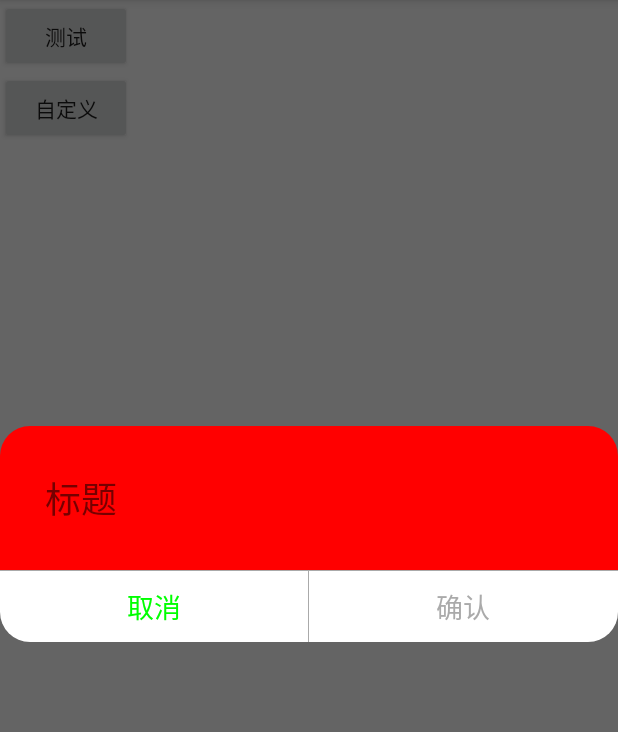
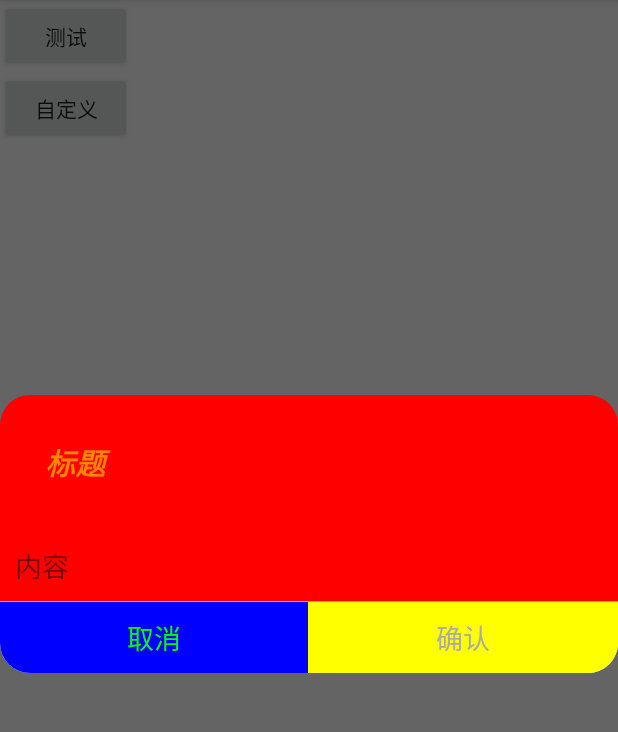
Before and after one commit to MingYueChunQiu/RoundCornerDialogHelper, an Android app: the screen it shows after launch (MainActivity), after a tap on "自定义", on a phone screen of 412 x 824 dp, the part 84-816 px from its top. Run offline under Robolectric (Android 15) with nearby library versions, the phone set to English and light mode, and no system bars.

Commit message:
修改标题和内容文本默认可见，增加文本样式设置，添加按钮背景设置功能

```diff
--- a/app/src/main/java/com/mingyuechunqiu/roundcornerdialoghelperproject/MainActivity.java
+++ b/app/src/main/java/com/mingyuechunqiu/roundcornerdialoghelperproject/MainActivity.java
@@ -32,12 +32,14 @@ public class MainActivity extends AppCompatActivity {
             @Override
             public void onClick(View v) {
                 RoundCornerDialogHelperOption option = new RoundCornerDialogHelperOption.Builder()
-                        .setTitleVisible(true)
                         .setCornerRadius(20)
                         .setBgColor(Color.RED)
                         .setTitleTextSize(24)
                         .setTitlePadding(30)
+                        .setTitleTextAppearance(R.style.AppCompatTextView_BOLD_ITALIC)
                         .setLeftButtonTextColor(Color.GREEN)
+                        .setLeftButtonBgColor(Color.BLUE)
+                        .setRightButtonBgColor(Color.YELLOW)
                         .setOnRCDHClickLeftButtonListener(new OnRCDHClickLeftButtonListener() {
                             @Override
                             public void onClickLeftButton(RoundCornerDialogFragment fragment, AppCompatTextView v) {
--- a/app/src/main/res/values/styles.xml
+++ b/app/src/main/res/values/styles.xml
@@ -8,4 +8,9 @@
         <item name="colorAccent">@color/colorAccent</item>
     </style>
 
+    <style name="AppCompatTextView_BOLD_ITALIC">
+        <item name="android:textSize">20sp</item>
+        <item name="android:textColor">@android:color/holo_orange_dark</item>
+        <item name="android:textStyle">bold|italic</item>
+    </style>
 </resources>
--- a/roundcornerdialoghelper/src/main/java/com/mingyuechunqiu/roundcornerdialoghelper/bean/RoundCornerDialogHelperOption.java
+++ b/roundcornerdialoghelper/src/main/java/com/mingyuechunqiu/roundcornerdialoghelper/bean/RoundCornerDialogHelperOption.java
@@ -22,7 +22,7 @@ public class RoundCornerDialogHelperOption {
     private float leftTopCornerRadius;//左上圆角半径
     private float rightTopCornerRadius;//右上圆角半径
     private float leftBottomCornerRadius;//左下圆角半径
-    private float rightBottomCornerRadius;//右下圆角半径\
+    private float rightBottomCornerRadius;//右下圆角半径
     private float cornerRadius;//圆角半径
     private int bgColor;//背景颜色
     private Drawable bgDrawable;//背景图片
@@ -30,24 +30,32 @@ public class RoundCornerDialogHelperOption {
     private int titleTextColor;//标题文本颜色
     private int titleTextSize;//标题文本大小
     private int titlePadding;//标题内边距
+    private int titleTextAppearance;//标题文本样式（设置后颜色、大小属性将无效）
     private String contentText;//内容文本
     private int contentTextColor;//内容文本颜色
     private int contentTextSize;//内容文本大熊啊
     private int contentPadding;//内容内边距
+    private int contentTextAppearance;//内容文本样式（设置后颜色、大小属性将无效）
     private String leftButtonText;//左边按钮文本
     private int leftButtonTextColor;//左边按钮文本颜色
     private int leftButtonTextSize;//左边按钮文本大小
     private int leftButtonPadding;//左边按钮内边距
+    private int leftButtonTextAppearance;//左边按钮文本样式（设置后颜色、大小属性将无效）
+    private int leftButtonBgColor;//左边按钮背景颜色
     private String middleButtonText;//中间按钮文本
     private int middleButtonTextColor;//中间按钮文本颜色
     private int middleButtonTextSize;//中间按钮文本大小
     private int middleButtonPadding;//中间按钮内边距
+    private int middleButtonTextAppearance;//中间按钮文本样式（设置后颜色、大小属性将无效）
+    private int middleButtonBgColor;//中间按钮背景颜色
     private String rightButtonText;//右边按钮文本
     private int rightButtonTextColor;//右边按钮文本颜色
     private int rightButtonTextSize;//右边按钮文本大小
     private int rightButtonPadding;//右边按钮内边距
-    private boolean isTitleVisible;//标题是否可见
-    private boolean isContentVisible;//内容是否可见
+    private int rightButtonTextAppearance;//右边按钮文本样式（设置后颜色、大小属性将无效）
+    private int rightButtonBgColor;//右边按钮背景颜色
+    private boolean isTitleVisible = true;//标题是否可见
+    private boolean isContentVisible = true;//内容是否可见
     private View customView;//自定义显示view
     private CustomButtonContainerViewable customButtonContainerView;//自定义按钮容器类
     //点击左边按钮监听器,设置监听器后按钮才会显示
@@ -145,6 +153,14 @@ public class RoundCornerDialogHelperOption {
         this.titlePadding = titlePadding;
     }
 
+    public int getTitleTextAppearance() {
+        return titleTextAppearance;
+    }
+
+    public void setTitleTextAppearance(int titleTextAppearance) {
+        this.titleTextAppearance = titleTextAppearance;
+    }
+
     public String getContentText() {
         return contentText;
     }
@@ -175,6 +191,14 @@ public class RoundCornerDialogHelperOption {
 
     public void setContentPadding(int contentPadding) {
         this.contentPadding = contentPadding;
+    }
+
+    public int getContentTextAppearance() {
+        return contentTextAppearance;
+    }
+
+    public void setContentTextAppearance(int contentTextAppearance) {
+        this.contentTextAppearance = contentTextAppearance;
     }
 
     public String getLeftButtonText() {
@@ -209,6 +233,22 @@ public class RoundCornerDialogHelperOption {
         this.leftButtonPadding = leftButtonPadding;
     }
 
+    public int getLeftButtonTextAppearance() {
+        return leftButtonTextAppearance;
+    }
+
+    public void setLeftButtonTextAppearance(int leftButtonTextAppearance) {
+        this.leftButtonTextAppearance = leftButtonTextAppearance;
+    }
+
+    public int getLeftButtonBgColor() {
+        return leftButtonBgColor;
+    }
+
+    public void setLeftButtonBgColor(int leftButtonBgColor) {
+        this.leftButtonBgColor = leftButtonBgColor;
+    }
+
     public String getMiddleButtonText() {
         return middleButtonText;
     }
@@ -241,6 +281,22 @@ public class RoundCornerDialogHelperOption {
         this.middleButtonPadding = middleButtonPadding;
     }
 
+    public int getMiddleButtonTextAppearance() {
+        return middleButtonTextAppearance;
+    }
+
+    public void setMiddleButtonTextAppearance(int middleButtonTextAppearance) {
+        this.middleButtonTextAppearance = middleButtonTextAppearance;
+    }
+
+    public int getMiddleButtonBgColor() {
+        return middleButtonBgColor;
+    }
+
+    public void setMiddleButtonBgColor(int middleButtonBgColor) {
+        this.middleButtonBgColor = middleButtonBgColor;
+    }
+
     public String getRightButtonText() {
         return rightButtonText;
     }
@@ -271,6 +327,22 @@ public class RoundCornerDialogHelperOption {
 
     public void setRightButtonPadding(int rightButtonPadding) {
         this.rightButtonPadding = rightButtonPadding;
+    }
+
+    public int getRightButtonTextAppearance() {
+        return rightButtonTextAppearance;
+    }
+
+    public void setRightButtonTextAppearance(int rightButtonTextAppearance) {
+        this.rightButtonTextAppearance = rightButtonTextAppearance;
+    }
+
+    public int getRightButtonBgColor() {
+        return rightButtonBgColor;
+    }
+
+    public void setRightButtonBgColor(int rightButtonBgColor) {
+        this.rightButtonBgColor = rightButtonBgColor;
     }
 
     public boolean isTitleVisible() {
@@ -443,6 +515,15 @@ public class RoundCornerDialogHelperOption {
             return this;
         }
 
+        public int getTitleTextAppearance() {
+            return mOption.titleTextAppearance;
+        }
+
+        public Builder setTitleTextAppearance(int titleTextAppearance) {
+            mOption.titleTextAppearance = titleTextAppearance;
+            return this;
+        }
+
         public String getContentText() {
             return mOption.contentText;
         }
@@ -476,6 +557,15 @@ public class RoundCornerDialogHelperOption {
 
         public Builder setContentPadding(int contentPadding) {
             mOption.contentPadding = contentPadding;
+            return this;
+        }
+
+        public int getContentTextAppearance() {
+            return mOption.contentTextAppearance;
+        }
+
+        public Builder setContentTextAppearance(int contentTextAppearance) {
+            mOption.contentTextAppearance = contentTextAppearance;
             return this;
         }
 
@@ -515,6 +605,24 @@ public class RoundCornerDialogHelperOption {
             return this;
         }
 
+        public int getLeftButtonTextAppearance() {
+            return mOption.leftButtonTextAppearance;
+        }
+
+        public Builder setLeftButtonTextAppearance(int leftButtonTextAppearance) {
+            mOption.leftButtonTextAppearance = leftButtonTextAppearance;
+            return this;
+        }
+
+        public int getLeftButtonBgColor() {
+            return mOption.leftButtonBgColor;
+        }
+
+        public Builder setLeftButtonBgColor(int leftButtonBgColor) {
+            mOption.leftButtonBgColor = leftButtonBgColor;
+            return this;
+        }
+
         public String getMiddleButtonText() {
             return mOption.middleButtonText;
         }
@@ -551,6 +659,24 @@ public class RoundCornerDialogHelperOption {
             return this;
         }
 
+        public int getMiddleButtonTextAppearance() {
+            return mOption.middleButtonTextAppearance;
+        }
+
+        public Builder setMiddleButtonTextAppearance(int middleButtonTextAppearance) {
+            mOption.middleButtonTextAppearance = middleButtonTextAppearance;
+            return this;
+        }
+
+        public int getMiddleButtonBgColor() {
+            return mOption.middleButtonBgColor;
+        }
+
+        public Builder setMiddleButtonBgColor(int middleButtonBgColor) {
+            mOption.middleButtonBgColor = middleButtonBgColor;
+            return this;
+        }
+
         public String getRightButtonText() {
             return mOption.rightButtonText;
         }
@@ -584,6 +710,24 @@ public class RoundCornerDialogHelperOption {
 
         public Builder setRightButtonPadding(int rightButtonPadding) {
             mOption.rightButtonPadding = rightButtonPadding;
+            return this;
+        }
+
+        public int getRightButtonTextAppearance() {
+            return mOption.rightButtonTextAppearance;
+        }
+
+        public Builder setRightButtonTextAppearance(int rightButtonTextAppearance) {
+            mOption.rightButtonTextAppearance = rightButtonTextAppearance;
+            return this;
+        }
+
+        public int getRightButtonBgColor() {
+            return mOption.rightButtonBgColor;
+        }
+
+        public Builder setRightButtonBgColor(int rightButtonBgColor) {
+            mOption.rightButtonBgColor = rightButtonBgColor;
             return this;
         }
 
--- a/roundcornerdialoghelper/src/main/java/com/mingyuechunqiu/roundcornerdialoghelper/dialogFragment/RoundCornerDialogFragment.java
+++ b/roundcornerdialoghelper/src/main/java/com/mingyuechunqiu/roundcornerdialoghelper/dialogFragment/RoundCornerDialogFragment.java
@@ -179,11 +179,15 @@ public class RoundCornerDialogFragment extends DialogFragment implements View.On
                 if (!TextUtils.isEmpty(mOption.getTitleText())) {
                     actvTitle.setText(mOption.getTitleText());
                 }
+                if (mOption.getTitleTextAppearance() != 0) {
+                    actvTitle.setTextAppearance(getContext(), mOption.getTitleTextAppearance());
+                } else {
                     if (mOption.getTitleTextColor() != 0) {
                         actvTitle.setTextColor(mOption.getTitleTextColor());
                     }
                     if (mOption.getTitleTextSize() > 0) {
                         actvTitle.setTextSize(TypedValue.COMPLEX_UNIT_SP, mOption.getTitleTextSize());
+                    }
                 }
                 if (mOption.getTitlePadding() > 0) {
                     int padding = (int) ScreenUtils.getPxFromDp(getResources(), mOption.getTitlePadding());
@@ -197,11 +201,15 @@ public class RoundCornerDialogFragment extends DialogFragment implements View.On
                 if (!TextUtils.isEmpty(mOption.getContentText())) {
                     actvContent.setText(mOption.getContentText());
                 }
+                if (mOption.getContentTextAppearance() != 0) {
+                    actvContent.setTextAppearance(getContext(), mOption.getContentTextAppearance());
+                } else {
                     if (mOption.getContentTextColor() != 0) {
                         actvContent.setTextColor(mOption.getContentTextColor());
                     }
                     if (mOption.getContentTextSize() > 0) {
                         actvContent.setTextSize(TypedValue.COMPLEX_UNIT_SP, mOption.getContentTextSize());
+                    }
                 }
                 if (mOption.getContentPadding() > 0) {
                     int padding = (int) ScreenUtils.getPxFromDp(getResources(), mOption.getContentPadding());
@@ -255,15 +263,34 @@ public class RoundCornerDialogFragment extends DialogFragment implements View.On
             if (!TextUtils.isEmpty(mOption.getLeftButtonText())) {
                 actvLeft.setText(mOption.getLeftButtonText());
             }
+            if (mOption.getLeftButtonTextAppearance() != 0) {
+                actvLeft.setTextAppearance(getContext(), mOption.getLeftButtonTextAppearance());
+            } else {
                 if (mOption.getLeftButtonTextColor() != 0) {
                     actvLeft.setTextColor(mOption.getLeftButtonTextColor());
                 }
                 if (mOption.getLeftButtonTextSize() > 0) {
                     actvLeft.setTextSize(TypedValue.COMPLEX_UNIT_SP, mOption.getLeftButtonTextSize());
                 }
+            }
             if (mOption.getLeftButtonPadding() > 0) {
                 int padding = (int) ScreenUtils.getPxFromDp(getResources(), mOption.getLeftButtonPadding());
                 actvLeft.setPadding(padding, padding, padding, padding);
+            }
+            if (mOption.getLeftButtonBgColor() != 0) {
+                float leftBottomRadius = mOption.getLeftBottomCornerRadius();
+                float rightBottomRadius = 0;
+                //CornerRadius被设置过，则统一采用CornerRadius
+                if (mOption.getCornerRadius() > 0) {
+                    leftBottomRadius = ScreenUtils.getPxFromDp(getResources(), mOption.getCornerRadius());
+                }
+                if (mOption.getOnRCDHClickMiddleButtonListener() == null &&
+                        mOption.getOnRCDHClickRightButtonListener() == null) {
+                    rightBottomRadius = getCornerRadius(mOption.getRightBottomCornerRadius());
+                }
+                float[] leftRadius = new float[]{0, 0, 0, 0,
+                        rightBottomRadius, rightBottomRadius, leftBottomRadius, leftBottomRadius};
+                actvLeft.setBackground(getBgDrawable(mOption.getLeftButtonBgColor(), leftRadius));
             }
             actvLeft.setOnClickListener(this);
         } else {
@@ -273,15 +300,31 @@ public class RoundCornerDialogFragment extends DialogFragment implements View.On
             if (!TextUtils.isEmpty(mOption.getMiddleButtonText())) {
                 actvMiddle.setText(mOption.getMiddleButtonText());
             }
+            if (mOption.getMiddleButtonTextAppearance() != 0) {
+                actvMiddle.setTextAppearance(getContext(), mOption.getMiddleButtonTextAppearance());
+            } else {
                 if (mOption.getMiddleButtonTextColor() != 0) {
                     actvMiddle.setTextColor(mOption.getMiddleButtonTextColor());
                 }
                 if (mOption.getMiddleButtonTextSize() > 0) {
                     actvMiddle.setTextSize(TypedValue.COMPLEX_UNIT_SP, mOption.getMiddleButtonTextSize());
                 }
+            }
             if (mOption.getMiddleButtonPadding() > 0) {
                 int padding = (int) ScreenUtils.getPxFromDp(getResources(), mOption.getMiddleButtonPadding());
                 actvMiddle.setPadding(padding, padding, padding, padding);
+            }
+            if (mOption.getMiddleButtonBgColor() != 0) {
+                float leftBottomRadius = 0, rightBottomRadius = 0;
+                if (mOption.getOnRCDHClickLeftButtonListener() == null) {
+                    leftBottomRadius = getCornerRadius(mOption.getLeftBottomCornerRadius());
+                }
+                if (mOption.getOnRCDHClickRightButtonListener() == null) {
+                    rightBottomRadius = getCornerRadius(mOption.getRightBottomCornerRadius());
+                }
+                float[] middleRadius = new float[]{0, 0, 0, 0,
+                        rightBottomRadius, rightBottomRadius, leftBottomRadius, leftBottomRadius};
+                actvMiddle.setBackground(getBgDrawable(mOption.getMiddleButtonBgColor(), middleRadius));
             }
             actvMiddle.setOnClickListener(this);
         } else {
@@ -291,15 +334,33 @@ public class RoundCornerDialogFragment extends DialogFragment implements View.On
             if (!TextUtils.isEmpty(mOption.getRightButtonText())) {
                 actvRight.setText(mOption.getRightButtonText());
             }
+            if (mOption.getRightButtonTextAppearance() != 0) {
+                actvRight.setTextAppearance(getContext(), mOption.getRightButtonTextAppearance());
+            } else {
                 if (mOption.getRightButtonTextColor() != 0) {
                     actvRight.setTextColor(mOption.getRightButtonTextColor());
                 }
                 if (mOption.getRightButtonTextSize() > 0) {
                     actvRight.setTextSize(TypedValue.COMPLEX_UNIT_SP, mOption.getRightButtonTextSize());
                 }
+            }
             if (mOption.getRightButtonPadding() > 0) {
                 int padding = (int) ScreenUtils.getPxFromDp(getResources(), mOption.getRightButtonPadding());
                 actvRight.setPadding(padding, padding, padding, padding);
+            }
+            if (mOption.getRightButtonBgColor() != 0) {
+                float leftBottomRadius = 0;
+                float rightBottomRadius = mOption.getRightBottomCornerRadius();
+                if (mOption.getCornerRadius() > 0) {
+                    rightBottomRadius = ScreenUtils.getPxFromDp(getResources(), mOption.getCornerRadius());
+                }
+                if (mOption.getOnRCDHClickMiddleButtonListener() == null &&
+                        mOption.getOnRCDHClickLeftButtonListener() == null) {
+                    leftBottomRadius = getCornerRadius(mOption.getLeftBottomCornerRadius());
+                }
+                float[] leftRadius = new float[]{0, 0, 0, 0,
+                        rightBottomRadius, rightBottomRadius, leftBottomRadius, leftBottomRadius};
+                actvRight.setBackground(getBgDrawable(mOption.getRightButtonBgColor(), leftRadius));
             }
             actvRight.setOnClickListener(this);
         } else {
@@ -348,4 +409,32 @@ public class RoundCornerDialogFragment extends DialogFragment implements View.On
                         mOption.getOnRCDHClickMiddleButtonListener() == null &&
                         mOption.getOnRCDHClickRightButtonListener() == null);
     }
+
+    /**
+     * 获取背景Drawable
+     *
+     * @param bgColor 背景颜色
+     * @param radius  圆角半径数组
+     * @return 返回生成的背景Drawable
+     */
+    private GradientDrawable getBgDrawable(int bgColor, float[] radius) {
+        GradientDrawable drawable = new GradientDrawable();
+        drawable.setColor(bgColor);
+        drawable.setCornerRadii(radius);
+        return drawable;
     }
+
+    /**
+     * 获取判断后真实的圆角半径
+     *
+     * @param radius 指定要判断的圆角半径
+     * @return 返回判断后实际的圆角半径
+     */
+    private float getCornerRadius(float radius) {
+        if (mOption.getCornerRadius() > 0) {
+            return ScreenUtils.getPxFromDp(getResources(), mOption.getCornerRadius());
+        } else {
+            return ScreenUtils.getPxFromDp(getResources(), radius);
+        }
+    }
+}
```
Lines whose indentation alone changed are shown as unchanged.
